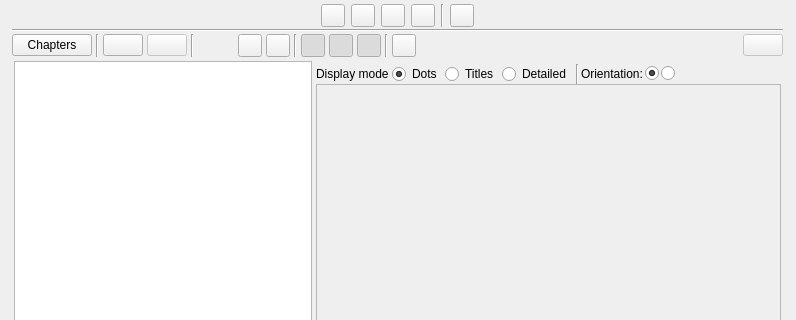
Above: ui/scenes_view.ui from zkovari/plotlyst before the change; both pictures show x 0 to 796 and y 0 to 320 of the 796 by 664 pixel window. Below: the same form after it.
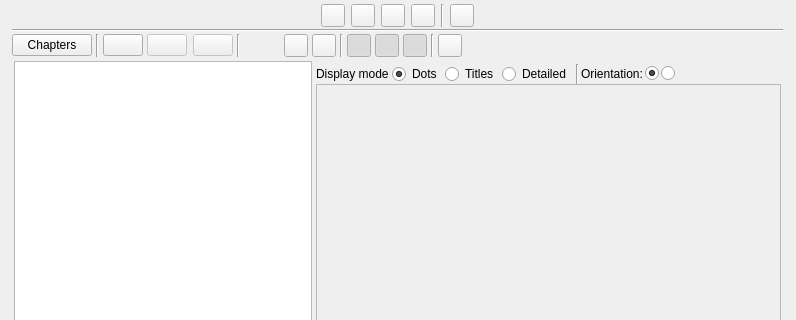
That is the form after the change. Custom widgets are drawn as their Qt base class.

Commit message: Arrange add, edit, and delete buttons together in scenes and characters view

```diff
--- a/ui/scenes_view.ui
+++ b/ui/scenes_view.ui
@@ -337,6 +337,53 @@
             </property>
            </widget>
           </item>
+          <item>
+           <spacer name="horizontalSpacer_3">
+            <property name="orientation">
+             <enum>Qt::Horizontal</enum>
+            </property>
+            <property name="sizeType">
+             <enum>QSizePolicy::Fixed</enum>
+            </property>
+            <property name="sizeHint" stdset="0">
+             <size>
+              <width>2</width>
+              <height>20</height>
+             </size>
+            </property>
+           </spacer>
+          </item>
+          <item>
+           <widget class="QPushButton" name="btnDelete">
+            <property name="enabled">
+             <bool>false</bool>
+            </property>
+            <property name="maximumSize">
+             <size>
+              <width>130</width>
+              <height>16777215</height>
+             </size>
+            </property>
+            <property name="cursor">
+             <cursorShape>PointingHandCursor</cursorShape>
+            </property>
+            <property name="toolTip">
+             <string>Delete scene</string>
+            </property>
+            <property name="text">
+             <string/>
+            </property>
+            <property name="shortcut">
+             <string>Del</string>
+            </property>
+            <property name="deconstructive" stdset="0">
+             <bool>true</bool>
+            </property>
+            <property name="base" stdset="0">
+             <bool>true</bool>
+            </property>
+           </widget>
+          </item>
           <item>
            <widget class="Line" name="line_2">
             <property name="orientation">
@@ -519,37 +566,6 @@
             </property>
            </spacer>
           </item>
-          <item>
-           <widget class="QPushButton" name="btnDelete">
-            <property name="enabled">
-             <bool>false</bool>
-            </property>
-            <property name="maximumSize">
-             <size>
-              <width>130</width>
-              <height>16777215</height>
-             </size>
-            </property>
-            <property name="cursor">
-             <cursorShape>PointingHandCursor</cursorShape>
-            </property>
-            <property name="toolTip">
-             <string>Delete scene</string>
-            </property>
-            <property name="text">
-             <string/>
-            </property>
-            <property name="shortcut">
-             <string>Del</string>
-            </property>
-            <property name="deconstructive" stdset="0">
-             <bool>true</bool>
-            </property>
-            <property name="base" stdset="0">
-             <bool>true</bool>
-            </property>
-           </widget>
-          </item>
          </layout>
         </widget>
        </item>
```
Left out of the diff: 2 changed lines with no effect on the pictures. The commit also changes 1 other file.
